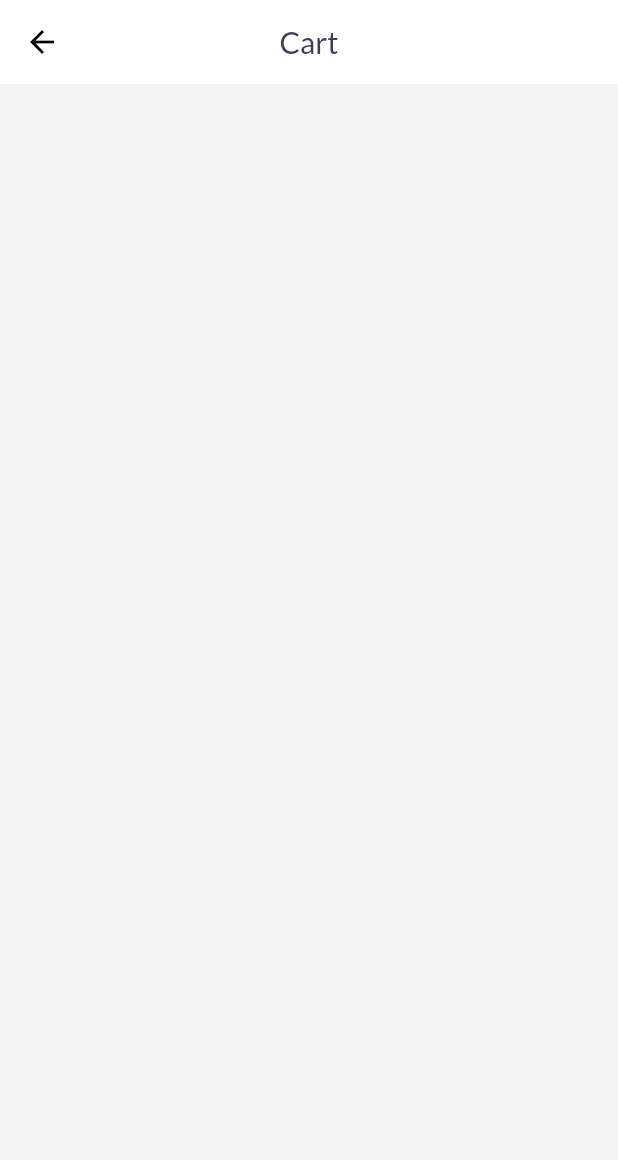
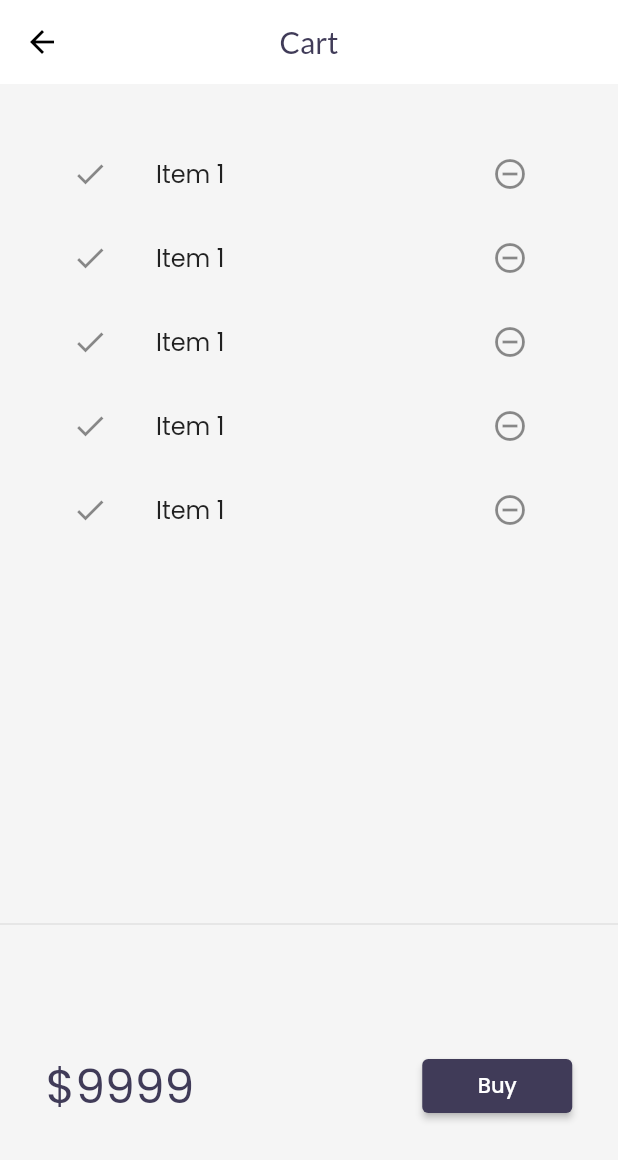
Before and after one commit to aksh-nishar/Flutter-Practice, a Flutter app: the CartPage screen opened by its route, on a phone screen of 412 x 824 dp. Shown: the top 1160 px of the screen. Run offline on Flutter 3.47's test engine with Material 2 defaults, Android fonts, the phone set to English and light mode, and no system bars; our stand-ins replace google_fonts, velocity_x; network calls fail.

Commit message:
:lipstick: Update cart page
Display list of dummy items selected and also a dummy total and buy
button.

```diff
--- a/my_app/lib/pages/cart_page.dart
+++ b/my_app/lib/pages/cart_page.dart
@@ -13,6 +13,66 @@ class CartPage extends StatelessWidget {
         centerTitle: true,
         title: "Cart".text.color(context.theme.hintColor).make(),
       ),
+      body: Column(
+        children: [
+          const _CartList().p32().expand(),
+          const Divider(),
+          const _CartTotal(),
+        ],
+      ),
     );
   }
 }
+
+class _CartTotal extends StatelessWidget {
+  const _CartTotal();
+
+  @override
+  Widget build(BuildContext context) {
+    return SizedBox(
+      height: 200,
+      child: Row(
+        mainAxisAlignment: MainAxisAlignment.spaceAround,
+        children: [
+          "\$9999".text.xl4.color(context.theme.hintColor).make(),
+          30.widthBox,
+          SizedBox(
+            width: 100,
+            child: ElevatedButton(
+              onPressed: () {},
+              style: ButtonStyle(
+                backgroundColor:
+                    MaterialStateProperty.all(context.theme.highlightColor),
+              ),
+              child: "Buy".text.color(Colors.white).make(),
+            ),
+          )
+        ],
+      ),
+    );
+  }
+}
+
+class _CartList extends StatefulWidget {
+  const _CartList();
+
+  @override
+  State<_CartList> createState() => __CartListState();
+}
+
+class __CartListState extends State<_CartList> {
+  @override
+  Widget build(BuildContext context) {
+    return ListView.builder(
+      itemCount: 5,
+      itemBuilder: (context, index) => ListTile(
+        leading: const Icon(Icons.done),
+        title: "Item 1".text.make(),
+        trailing: IconButton(
+          icon: const Icon(Icons.remove_circle_outline),
+          onPressed: () {},
+        ),
+      ),
+    );
+  }
+}
```
